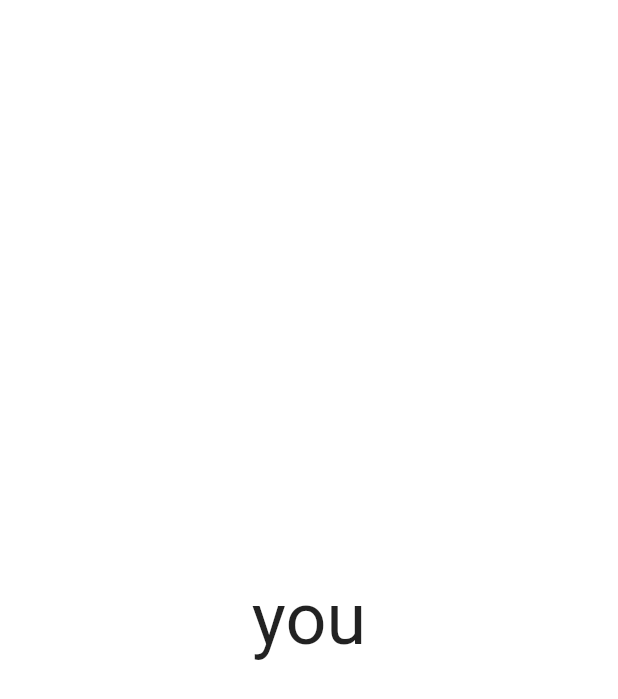
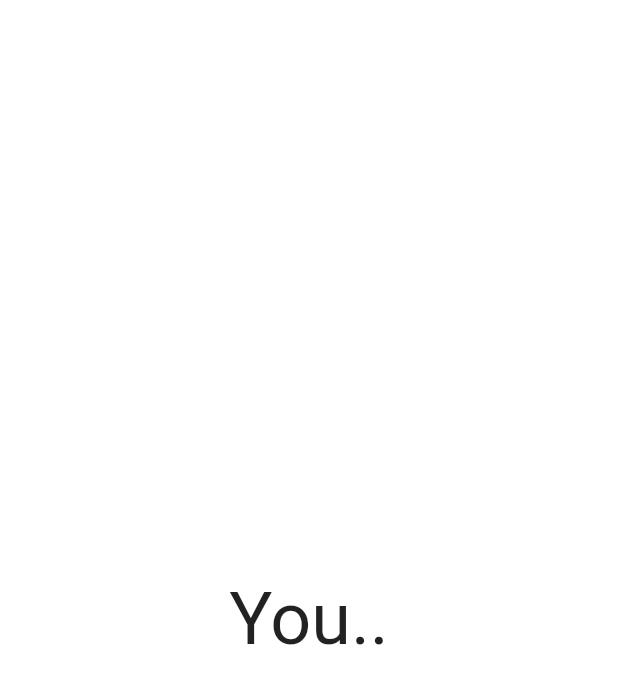
Before and after one commit to Uwaang/babo, a Flutter app: the screen it shows after launch, on a phone screen of 412 x 824 dp. Shown: the top 699 px of the screen. Run offline on Flutter 3.47's test engine with Material 2 defaults, Android fonts, the phone set to English and light mode, and no system bars.

Commit message:
메인 변경(.. 추가)

```diff
--- a/lib/main.dart
+++ b/lib/main.dart
@@ -23,7 +23,7 @@ class WordSequence extends StatefulWidget {
 }
 
 class _WordSequenceState extends State<WordSequence> {
-  List<String> words = ['you', 'are', 'babo'];
+  List<String> words = ['You..', 'Are..', 'Babo..'];
   int _currentIndex = 0;
 
   void _showNextWord() {
```
